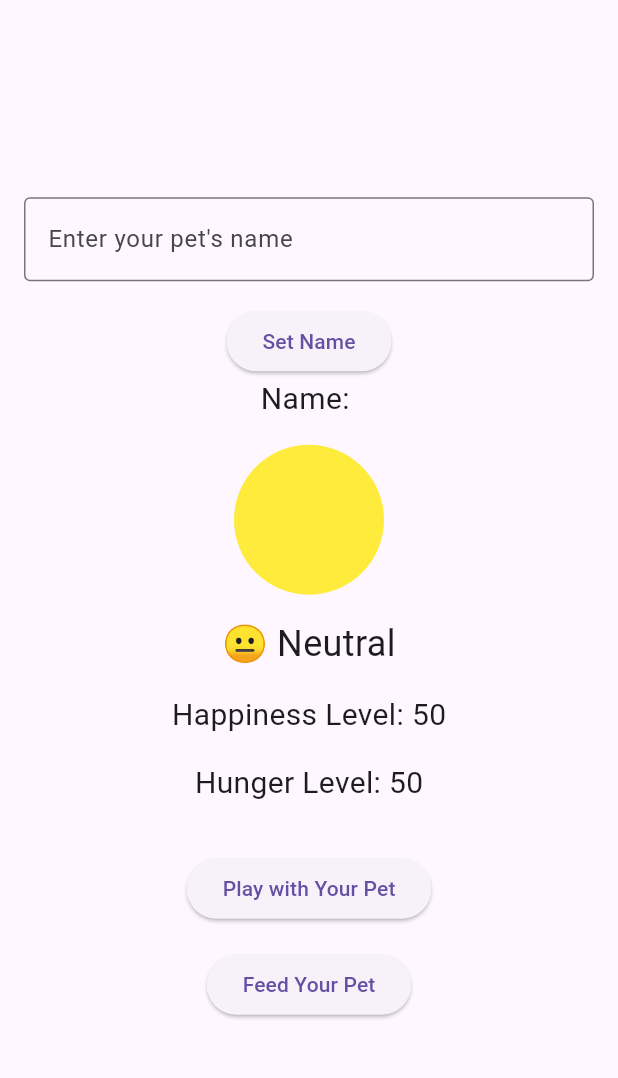
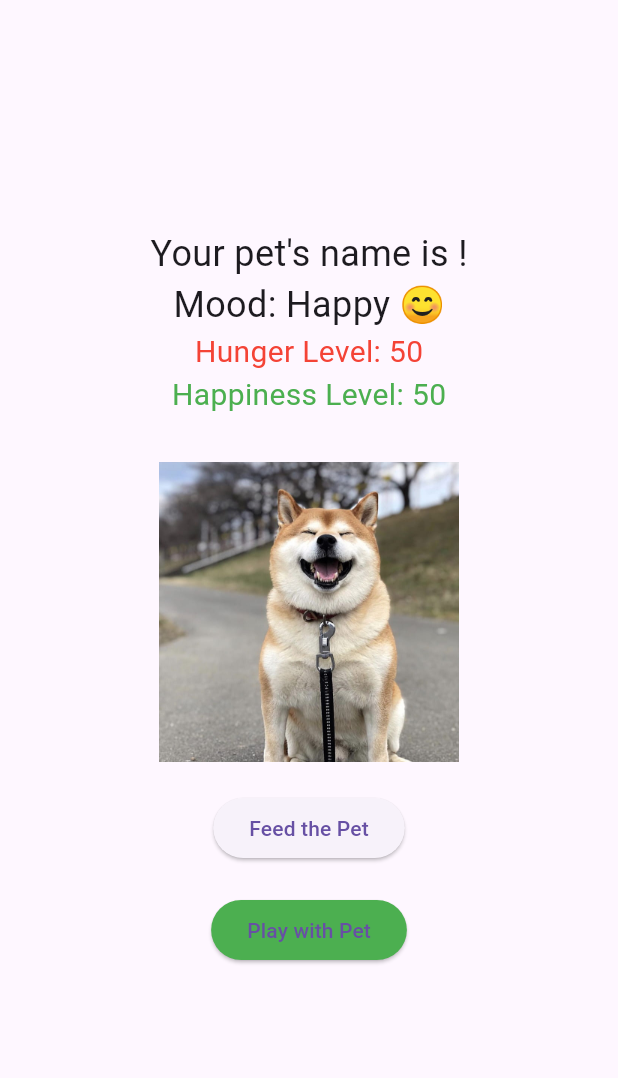
Before and after one commit to Raviteja582/flutter_cw_3, a Flutter app: the screen it shows after launch, after a tap on "Set Name", on a phone screen of 412 x 824 dp, the part 63-1141 px from its top. Run offline on Flutter 3.47's test engine with Material 3 defaults, Android fonts, the phone set to English and light mode, and no system bars.

Commit message:
finishing the features

```diff
--- a/lib/main.dart
+++ b/lib/main.dart
@@ -1,111 +1,226 @@
-import 'dart:async';
+import 'dart:async'; // Import for Timer
 import 'package:flutter/material.dart';
 
 void main() {
-  runApp(const MaterialApp(
-    home: DigitalPetApp(),
-  ));
+  runApp(const PetEmotionApp());
 }
 
-class DigitalPetApp extends StatefulWidget {
-  const DigitalPetApp({super.key});
+class PetEmotionApp extends StatelessWidget {
+  const PetEmotionApp({super.key});
+
+  @override
+  Widget build(BuildContext context) {
+    return const MaterialApp(
+      title: 'Digital Pet',
+      home: PetEmotionScreen(),
+    );
+  }
+}
+
+class PetEmotionScreen extends StatefulWidget {
+  const PetEmotionScreen({super.key});
 
   @override
   // ignore: library_private_types_in_public_api
-  _DigitalPetAppState createState() => _DigitalPetAppState();
+  _PetEmotionScreenState createState() => _PetEmotionScreenState();
 }
 
-class _DigitalPetAppState extends State<DigitalPetApp> {
-  String petName = "My Pet";
-  int happinessLevel = 50;
-  int hungerLevel = 50;
+class _PetEmotionScreenState extends State<PetEmotionScreen> {
+  String _emotion = 'happy'; // Default emotion
+  String _petName = ''; // Pet's custom name
+  String _moodText = 'Happy'; // Default mood text
+  String _moodEmoji = '😊'; // Default emoji
+  int _hungerLevel = 50; // Initial hunger level (0 is not hungry)
+  int _happinessLevel = 50; // Initial happiness level
+  bool _isNameSet = false; // Tracks if the pet's name is set
+  double _opacity = 1.0; // Opacity for animation
+  Timer? _hungerTimer; // Timer for automatic hunger increase
+  Timer? _happinessCheckTimer; // Timer to check for win condition
+  Timer? _gameOverCheckTimer; // Timer to check for loss condition
   final TextEditingController _nameController = TextEditingController();
-  Timer? _hungerTimer; // Timer for automatic hunger increase
+  bool _isGameOver = false; // Tracks if the game is over
+  bool _isGameWon = false; // Tracks if the game is won
 
   @override
   void initState() {
     super.initState();
-    _startHungerTimer();
+    _startHungerTimer(); // Start the hunger timer when the app starts
+    _startHappinessCheckTimer(); // Start checking for win condition
+    _startGameOverCheckTimer(); // Start checking for game over condition
   }
 
   @override
   void dispose() {
-    _hungerTimer?.cancel(); // Cancel the timer when the widget is disposed
+    _hungerTimer
+        ?.cancel(); // Cancel the hunger timer when the widget is disposed
+    _happinessCheckTimer?.cancel(); // Cancel the win condition timer
+    _gameOverCheckTimer?.cancel(); // Cancel the game over condition timer
     super.dispose();
   }
 
   // Timer that increases the hunger level every 30 seconds
   void _startHungerTimer() {
-    _hungerTimer = Timer.periodic(const Duration(seconds: 5), (timer) {
+    _hungerTimer = Timer.periodic(const Duration(seconds: 30), (timer) {
       setState(() {
-        if (hungerLevel < 10) {
-          hungerLevel += 1; // Increase hunger level every 30 seconds
+        if (_hungerLevel < 100) {
+          _hungerLevel += 10; // Increase hunger level every 30 seconds
+          if (_hungerLevel > 100) _hungerLevel = 100;
         }
+        _updatePetMood();
       });
     });
   }
 
-  void _setPetName() {
+  // Timer to check for win condition (happiness above 80 for 3 minutes)
+  void _startHappinessCheckTimer() {
+    _happinessCheckTimer = Timer.periodic(const Duration(seconds: 1), (timer) {
+      if (_happinessLevel >= 80) {
+        // Start a countdown for win condition (3 minutes)
+        Future.delayed(const Duration(minutes: 3), () {
+          if (_happinessLevel >= 80) {
             setState(() {
-      petName = _nameController.text;
-      _nameController.clear();
+              _isGameWon = true; // Player wins the game
+              _endGame();
+            });
+          }
+        });
+      }
     });
   }
 
-  // Function to increase happiness and update hunger when playing with the pet
+  // Timer to check for loss condition (hunger 100 and happiness below 10)
+  void _startGameOverCheckTimer() {
+    _gameOverCheckTimer = Timer.periodic(const Duration(seconds: 1), (timer) {
+      if (_hungerLevel >= 100 && _happinessLevel <= 10) {
+        setState(() {
+          _isGameOver = true; // Player loses the game
+          _endGame();
+        });
+      }
+    });
+  }
+
+  // Method to update pet mood based on hunger level
+  void _updatePetMood() {
+    setState(() {
+      if (_hungerLevel >= 80) {
+        _emotion = 'hungry';
+        _moodText = 'Hungry';
+        _moodEmoji = '🍖';
+        _happinessLevel -= 10; // Lower happiness when very hungry
+      } else if (_hungerLevel >= 50) {
+        _emotion = 'neutral';
+        _moodText = 'Neutral';
+        _moodEmoji = '😐';
+        _happinessLevel = 50;
+      } else {
+        _emotion = 'happy';
+        _moodText = 'Happy';
+        _moodEmoji = '😊';
+        _happinessLevel = 100;
+      }
+    });
+  }
+
+  // Method to feed the pet and decrease hunger level
+  void _feedPet() {
+    setState(() {
+      if (_hungerLevel > 0) {
+        _hungerLevel -= 5; // Decrease hunger level by 20 when feeding
+        if (_hungerLevel < 0) _hungerLevel = 0;
+      }
+      _updatePetMood();
+    });
+  }
+
+  // Method to update emotion, mood, and trigger animation
+  void _updateEmotion(String emotion) {
+    setState(() {
+      _emotion = emotion;
+      _opacity = 0.0; // Fade out first
+      switch (emotion) {
+        case 'happy':
+          _moodText = 'Happy';
+          _moodEmoji = '😊';
+          break;
+        case 'neutral':
+          _moodText = 'Neutral';
+          _moodEmoji = '😐';
+          break;
+        case 'sad':
+          _moodText = 'Unhappy';
+          _moodEmoji = '😢';
+          break;
+        case 'hungry':
+          _moodText = 'Hungry';
+          _moodEmoji = '🍖';
+          break;
+        default:
+          _moodText = 'Happy';
+          _moodEmoji = '😊';
+      }
+    });
+
+    // Fade in the new image and mood text
+    Future.delayed(const Duration(milliseconds: 30), () {
+      setState(() {
+        _opacity = 1.0; // Fade in
+      });
+    });
+  }
+
+  String _getEmotionImage() {
+    switch (_emotion) {
+      case 'happy':
+        return 'images/happy.jpg';
+      case 'neutral':
+        return 'images/neutral.jpg';
+      case 'hungry':
+        return 'images/hungry.jpg';
+      case 'sad':
+        return 'images/sad.jpg';
+      default:
+        return 'images/happy.jpg';
+    }
+  }
+
   void _playWithPet() {
     setState(() {
-      happinessLevel = (happinessLevel + 10).clamp(0, 100);
+      _happinessLevel = (_happinessLevel + 10).clamp(0, 100);
       _updateHunger();
     });
   }
 
-  // Function to decrease hunger and update happiness when feeding the pet
-  void _feedPet() {
-    setState(() {
-      hungerLevel = (hungerLevel - 10).clamp(0, 100);
-      _updateHappiness();
-    });
-  }
-
-  // Update happiness based on hunger level
   void _updateHappiness() {
-    if (hungerLevel < 30) {
-      happinessLevel = (happinessLevel - 20).clamp(0, 100);
+    if (_hungerLevel < 30) {
+      _happinessLevel = (_happinessLevel - 20).clamp(0, 100);
     } else {
-      happinessLevel = (happinessLevel + 10).clamp(0, 100);
+      _happinessLevel = (_happinessLevel + 10).clamp(0, 100);
     }
   }
 
   // Increase hunger level slightly when playing with the pet
   void _updateHunger() {
-    hungerLevel = (hungerLevel + 5).clamp(0, 100);
-    if (hungerLevel > 100) {
-      hungerLevel = 100;
-      happinessLevel = (happinessLevel - 20).clamp(0, 100);
+    _hungerLevel = (_hungerLevel + 5).clamp(0, 100);
+    if (_hungerLevel > 100) {
+      _hungerLevel = 100;
+      _happinessLevel = (_happinessLevel - 20).clamp(0, 100);
     }
   }
 
-  // Get the color based on happiness level
-  Color _getPetColor() {
-    if (happinessLevel > 70) {
-      return Colors.green; // Happy
-    } else if (happinessLevel >= 30) {
-      return Colors.yellow; // Neutral
-    } else {
-      return Colors.red; // Unhappy
-    }
+  // Method to set the pet's name
+  void _setPetName() {
+    setState(() {
+      _petName = _nameController.text;
+      _isNameSet = true; // Pet name is now set
+    });
   }
 
-  // Get the mood based on happiness level
-  String _getMood() {
-    if (happinessLevel > 70) {
-      return "😊 Happy";
-    } else if (happinessLevel >= 30) {
-      return "😐 Neutral";
-    } else {
-      return "😢 Unhappy";
-    }
+  // Method to end the game (either win or lose)
+  void _endGame() {
+    _hungerTimer?.cancel();
+    _happinessCheckTimer?.cancel();
+    _gameOverCheckTimer?.cancel();
   }
 
   @override
@@ -114,10 +229,26 @@ class _DigitalPetAppState extends State<DigitalPetApp> {
       appBar: AppBar(
         title: const Text('Digital Pet'),
       ),
-      body: Center(
-        child: Column(
+      body: _isGameOver
+          ? const Center(
+              child: Text(
+                'Game Over! Your pet is too hungry and unhappy.',
+                style: TextStyle(fontSize: 24, color: Colors.red),
+              ),
+            )
+          : _isGameWon
+              ? const Center(
+                  child: Text(
+                    'Congratulations! You kept your pet happy for 3 minutes!',
+                    style: TextStyle(fontSize: 24, color: Colors.green),
+                  ),
+                )
+              : Column(
                   mainAxisAlignment: MainAxisAlignment.center,
                   children: <Widget>[
+                    if (!_isNameSet) // Show input only if the pet's name isn't set
+                      Column(
+                        children: [
                           Padding(
                             padding: const EdgeInsets.all(16.0),
                             child: TextField(
@@ -132,46 +263,62 @@ class _DigitalPetAppState extends State<DigitalPetApp> {
                             onPressed: _setPetName,
                             child: const Text('Set Name'),
                           ),
+                        ],
+                      )
+                    else
+                      Column(
+                        children: [
                           Text(
-              'Name: $petName',
-              style: const TextStyle(fontSize: 20.0),
+                            'Your pet\'s name is $_petName!',
+                            style: const TextStyle(fontSize: 24),
                           ),
-            const SizedBox(height: 16.0),
-            Container(
-              width: 100,
-              height: 100,
-              decoration: BoxDecoration(
-                shape: BoxShape.circle,
-                color: _getPetColor(), // Dynamic color change
+                          Text(
+                            'Mood: $_moodText $_moodEmoji',
+                            style: const TextStyle(fontSize: 24),
+                          ),
+                          Text(
+                            'Hunger Level: $_hungerLevel',
+                            style: const TextStyle(
+                                fontSize: 20, color: Colors.red),
+                          ),
+                          Text(
+                            'Happiness Level: $_happinessLevel',
+                            style: const TextStyle(
+                                fontSize: 20, color: Colors.green),
+                          ),
+                          const SizedBox(height: 30),
+                          // AnimatedOpacity for smooth transition between images
+                          AnimatedOpacity(
+                            opacity: _opacity,
+                            duration: const Duration(milliseconds: 500),
+                            child: Image.asset(
+                              _getEmotionImage(),
+                              width: 200,
+                              height: 200,
+                              fit: BoxFit.cover,
                             ),
                           ),
-            const SizedBox(height: 16.0),
-            Text(
-              _getMood(), // Mood indicator with emoji
-              style: const TextStyle(fontSize: 24.0),
+                          const SizedBox(height: 20),
+                          ElevatedButton(
+                            onPressed: _feedPet,
+                            child: const Text('Feed the Pet'),
                           ),
-            const SizedBox(height: 16.0),
-            Text(
-              'Happiness Level: $happinessLevel',
-              style: const TextStyle(fontSize: 20.0),
-            ),
-            const SizedBox(height: 16.0),
-            Text(
-              'Hunger Level: $hungerLevel',
-              style: const TextStyle(fontSize: 20.0),
-            ),
-            const SizedBox(height: 32.0),
+                          const SizedBox(height: 20),
+                          // Buttons to manually change the pet's emotion (for demo purposes)
+                          Row(
+                            mainAxisAlignment: MainAxisAlignment.center,
+                            children: <Widget>[
                               ElevatedButton(
                                 onPressed: _playWithPet,
-              child: const Text('Play with Your Pet'),
-            ),
-            const SizedBox(height: 16.0),
-            ElevatedButton(
-              onPressed: _feedPet,
-              child: const Text('Feed Your Pet'),
+                                style: ElevatedButton.styleFrom(
+                                    backgroundColor: Colors.green),
+                                child: const Text('Play with Pet'),
                               ),
                             ],
                           ),
+                        ],
+                      ),
+                  ],
                 ),
     );
   }
--- a/pubspec.yaml
+++ b/pubspec.yaml
@@ -59,9 +59,8 @@ flutter:
   uses-material-design: true
 
   # To add assets to your application, add an assets section, like this:
-  # assets:
-  #   - images/a_dot_burr.jpeg
-  #   - images/a_dot_ham.jpeg
+  assets:
+    - images/
 
   # An image asset can refer to one or more resolution-specific "variants", see
   # https://flutter.dev/to/resolution-aware-images
```
Also changed, not shown: images/happy.jpg (added), images/hungry.jpg (added), images/neutral.jpg (added), images/sad.jpg (added). Lines whose indentation alone changed are shown as unchanged.
